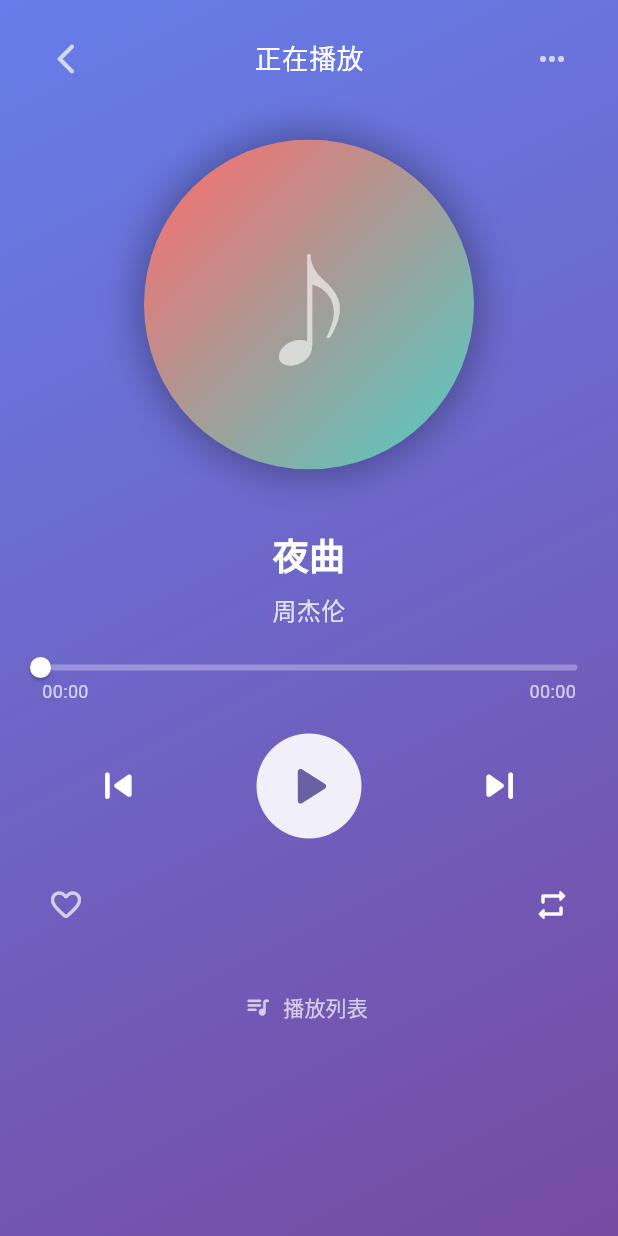
After one commit to lalaxyv/FlutterTest, a Flutter app: the PlayerOldView screen opened directly, on a phone screen of 412 x 824 dp. The commit adds this screen. Run offline on Flutter 3.47's test engine with Material 3 defaults, Android fonts, the phone set to English and light mode, and no system bars; our stand-ins replace dio, get, just_audio; accounts and stored records are empty; network calls fail.

Commit message:
专辑图片动态显示

```diff
--- a/lib/app/modules/home/home_view.dart
+++ b/lib/app/modules/home/home_view.dart
@@ -87,12 +87,12 @@ class HomeView extends GetView<HomeController> {
               ),
               BottomNavigationBarItem(
                 icon: Icon(Icons.person_outline_rounded), // 未选中时的图标
-                label: '我的', // 标签文本
+                label: 'About', // 标签文本
                 activeIcon: Icon(Icons.person_rounded), // 选中时的图标 (可选)
               ),
               BottomNavigationBarItem(
                 icon: Icon(Icons.play_circle), // 未选中时的图标
-                label: '播放器', // 标签文本
+                label: 'Music', // 标签文本
                 activeIcon: Icon(Icons.person_rounded), // 选中时的图标 (可选)
               ),
             ],
--- a/lib/app/modules/login/login_controller.dart
+++ b/lib/app/modules/login/login_controller.dart
@@ -87,7 +87,7 @@ class LoginController extends GetxController {
         Get.snackbar(
           '登录成功',
           '欢迎回来, ${user.username}!',
-          snackPosition: SnackPosition.BOTTOM,
+          snackPosition: SnackPosition.TOP,
           backgroundColor: Colors.green,
           colorText: Colors.white,
         );
--- a/lib/app/modules/player/player_controller.dart
+++ b/lib/app/modules/player/player_controller.dart
@@ -3,6 +3,7 @@
 // 它将负责管理播放器的所有状态和业务逻辑，
 // 例如播放/暂停、切换歌曲、管理播放列表、更新进度条等。
 
+import 'package:flutter/animation.dart';
 import 'package:get/get.dart'; // 导入 GetX 包
 import 'package:just_audio/just_audio.dart'; // 导入 just_audio 包
 import '../../data/models/song_model.dart'; // 导入歌曲模型
@@ -11,8 +12,8 @@ import 'dart:math';
 // 定义播放模式的枚举
 enum PlayMode { single, loop, shuffle }
 
-// PlayerController 类继承自 GetxController
-class PlayerController extends GetxController {
+// PlayerController 类继承自 GetxController，并混入 GetSingleTickerProviderStateMixin 以提供 Ticker
+class PlayerController extends GetxController with GetSingleTickerProviderStateMixin {
   // --- 响应式状态变量 ---
 
   // 播放器是否正在播放
@@ -35,17 +36,29 @@ class PlayerController extends GetxController {
   // just_audio 播放器实例
   final _audioPlayer = AudioPlayer();
 
+  // 专辑封面旋转动画的控制器
+  late final AnimationController albumArtAnimationController;
+
   // onInit 是 GetxController 的生命周期方法，在控制器初始化时调用。
   @override
   void onInit() {
     super.onInit(); // 调用父类的 onInit 方法
+
+    // 初始化动画控制器
+    albumArtAnimationController = AnimationController(
+      vsync: this, // 使用 GetSingleTickerProviderStateMixin 提供的 Ticker
+      duration: const Duration(seconds: 20), // 旋转一周的时间
+    );
+
     _loadMockPlaylist(); // 加载模拟播放列表
     _listenToPlayerState(); // 监听播放器状态变化
+    _listenToAnimation(); // 监听播放状态以控制动画
   }
 
   // onClose 是 GetxController 的生命周期方法，在控制器销毁前调用。
   @override
   void onClose() {
+    albumArtAnimationController.dispose(); // 销毁动画控制器
     _audioPlayer.dispose(); // 释放音频播放器资源
     super.onClose(); // 调用父类的 onClose 方法
   }
@@ -60,26 +73,40 @@ class PlayerController extends GetxController {
           title: '夜曲',
           artist: '周杰伦',
           duration: const Duration(minutes: 3, seconds: 45),
-          albumArtUrl: '',
+          albumArtUrl:
+              'https://links.jianshu.com/go?to=https%3A%2F%2Fupload-images.jianshu.io%2Fupload_images%2F5809200-a99419bb94924e6d.jpg%3FimageMogr2%2Fauto-orient%2Fstrip%257CimageView2%2F2%2Fw%2F1240',
           audioUrl: 'https://www.soundhelix.com/examples/mp3/SoundHelix-Song-1.mp3'),
       SongModel(
           id: '2',
           title: '稻香',
           artist: '周杰伦',
           duration: const Duration(minutes: 3, seconds: 21),
-          albumArtUrl: '',
+          albumArtUrl:
+              'https://links.jianshu.com/go?to=https%3A%2F%2Fupload-images.jianshu.io%2Fupload_images%2F5809200-48dd99da471ffa3f.jpg%3FimageMogr2%2Fauto-orient%2Fstrip%257CimageView2%2F2%2Fw%2F1240',
           audioUrl: 'https://www.soundhelix.com/examples/mp3/SoundHelix-Song-2.mp3'),
       SongModel(
           id: '3',
           title: '青花瓷',
           artist: '周杰伦',
           duration: const Duration(minutes: 3, seconds: 58),
-          albumArtUrl: '',
+          albumArtUrl:
+              'https://links.jianshu.com/go?to=https%3A%2F%2Fupload-images.jianshu.io%2Fupload_images%2F5809200-03bbbd715c24750e.jpg%3FimageMogr2%2Fauto-orient%2Fstrip%257CimageView2%2F2%2Fw%2F1240',
           audioUrl: 'https://www.soundhelix.com/examples/mp3/SoundHelix-Song-3.mp3'),
     ]);
     if (playlist.isNotEmpty) {
       selectSong(playlist.first, autoPlay: false); // 默认加载第一首歌，但不自动播放
     }
+  }
+
+  // 监听播放状态以控制封面旋转动画
+  void _listenToAnimation() {
+    isPlaying.listen((playing) {
+      if (playing) {
+        albumArtAnimationController.repeat(); // 如果在播放，则重复动画
+      } else {
+        albumArtAnimationController.stop(); // 如果暂停，则停止动画
+      }
+    });
   }
 
   // 监听播放器状态
@@ -150,6 +177,7 @@ class PlayerController extends GetxController {
   // 从播放列表选择一首歌
   Future<void> selectSong(SongModel song, {bool autoPlay = true}) async {
     currentSong.value = song;
+    albumArtAnimationController.reset(); // 切换歌曲时重置动画
     try {
       // 从 URL 设置音频源
       await _audioPlayer.setUrl(song.audioUrl);
--- /dev/null
+++ b/lib/app/modules/player/player_view_old.dart
@@ -0,0 +1,318 @@
+// lib/app/modules/player/player_view.dart
+// 这是播放器模块的视图 (View)。
+// 它负责展示播放器的 UI 界面，并将用户的交互事件传递给控制器。
+
+import 'dart:ui'; // 导入 dart:ui 以使用 ImageFilter
+import 'package:flutter/material.dart'; // 导入 Flutter 的 Material UI 包
+import 'package:get/get.dart'; // 导入 GetX 包
+
+import './player_controller.dart'; // 导入当前模块的控制器
+import '../../data/models/song_model.dart'; // 导入歌曲模型
+
+// PlayerView 类继承自 GetView<PlayerController>，方便访问控制器。
+class PlayerOldView extends GetView<PlayerController> {
+  const PlayerOldView({Key? key}) : super(key: key);
+
+  // build 方法描述了如何构建这个 Widget 的 UI
+  @override
+  Widget build(BuildContext context) {
+    // 使用 Scaffold 作为页面的基本骨架
+    return Scaffold(
+      // 使用 Stack 布局来叠加背景和播放器内容
+      body: Stack(
+        children: [
+          // 1. 背景层: 一个覆盖整个屏幕的线性渐变
+          _buildBackground(),
+
+          // 2. 内容层: 播放器的所有 UI 元素
+          SafeArea(
+            // 使用 SafeArea 避免内容与系统 UI (如状态栏) 重叠
+            child: Padding(
+              padding: const EdgeInsets.symmetric(horizontal: 20.0, vertical: 15.0),
+              child: Column(
+                children: [
+                  // 自定义 AppBar/Header
+                  _buildPlayerHeader(),
+                  const SizedBox(height: 30),
+
+                  // 专辑封面
+                  _buildAlbumArt(),
+                  const SizedBox(height: 40),
+
+                  // 歌曲信息
+                  _buildSongInfo(),
+                  const SizedBox(height: 20),
+
+                  // 进度条
+                  _buildProgressBar(),
+                  const SizedBox(height: 20),
+
+                  // 控制按钮
+                  _buildControls(),
+                  const SizedBox(height: 20),
+
+                  // 音量控制和模式切换
+                  _buildExtraControls(),
+                  const SizedBox(height: 20),
+
+                  // 播放列表切换按钮
+                  _buildPlaylistToggle(),
+
+                  // 播放列表
+                  _buildPlaylist(),
+                ],
+              ),
+            ),
+          ),
+        ],
+      ),
+    );
+  }
+
+  // 私有辅助方法，用于构建背景
+  Widget _buildBackground() {
+    return Container(
+      // 设置 decoration 来实现渐变背景
+      decoration: const BoxDecoration(
+        gradient: LinearGradient(
+          colors: [Color(0xFF667EEA), Color(0xFF764BA2)], // 对应 HTML 中的颜色
+          begin: Alignment.topLeft, // 渐变开始于左上角
+          end: Alignment.bottomRight, // 渐变结束于右下角
+        ),
+      ),
+    );
+  }
+
+  // 私有辅助方法，用于构建播放器的头部
+  Widget _buildPlayerHeader() {
+    return Row(
+      mainAxisAlignment: MainAxisAlignment.spaceBetween,
+      children: [
+        IconButton(
+          icon: const Icon(Icons.arrow_back_ios_new_rounded, color: Colors.white70),
+          onPressed: () => Get.back(),
+        ),
+        const Text(
+          '正在播放',
+          style: TextStyle(color: Colors.white, fontSize: 18, fontWeight: FontWeight.w300),
+        ),
+        IconButton(
+          icon: const Icon(Icons.more_horiz_rounded, color: Colors.white70),
+          onPressed: () {},
+        ),
+      ],
+    );
+  }
+
+  // 私有辅助方法，用于构建专辑封面
+  Widget _buildAlbumArt() {
+    // TODO: 将来用 RotationTransition 和 AnimationController 实现旋转动画
+    return Container(
+      width: 220,
+      height: 220,
+      decoration: BoxDecoration(
+        shape: BoxShape.circle,
+        boxShadow: [
+          BoxShadow(
+            color: Colors.black.withOpacity(0.3),
+            blurRadius: 20,
+            spreadRadius: 5,
+          )
+        ],
+      ),
+      child: ClipOval(
+        // TODO: 使用 Obx 监听 controller.currentSong.value?.albumArtUrl 并显示 NetworkImage
+        child: Container(
+          // 临时的占位符
+          decoration: const BoxDecoration(
+            gradient: LinearGradient(
+              colors: [Color(0xFFFF6B6B), Color(0xFF4ECDC4)],
+              begin: Alignment.topLeft,
+              end: Alignment.bottomRight,
+            ),
+          ),
+          child: Center(
+            child: Text(
+              '♪',
+              style: TextStyle(fontSize: 80, color: Colors.white.withOpacity(0.6)),
+            ),
+          ),
+        ),
+      ),
+    );
+  }
+
+  // 私有辅助方法，用于构建歌曲信息部分
+  Widget _buildSongInfo() {
+    return Obx(() => Column(
+          children: [
+            Text(
+              controller.currentSong.value?.title ?? '未知歌曲',
+              textAlign: TextAlign.center,
+              style: const TextStyle(color: Colors.white, fontSize: 24, fontWeight: FontWeight.bold),
+            ),
+            const SizedBox(height: 8),
+            Text(
+              controller.currentSong.value?.artist ?? '未知艺术家',
+              textAlign: TextAlign.center,
+              style: TextStyle(color: Colors.white.withOpacity(0.8), fontSize: 16),
+            ),
+          ],
+        ));
+  }
+
+  // 私有辅助方法，用于构建进度条部分
+  Widget _buildProgressBar() {
+    return Obx(() {
+      final position = controller.progress.value;
+      final total = controller.totalDuration.value;
+
+      String formatDuration(Duration d) {
+        if (d.inHours > 0) return d.toString().split('.').first.padLeft(8, "0");
+        return d.toString().split('.').first.substring(2).padLeft(5, "0");
+      }
+
+      return Column(
+        children: [
+          SliderTheme(
+            data: SliderTheme.of(Get.context!).copyWith(
+              trackHeight: 4.0,
+              activeTrackColor: Colors.white,
+              inactiveTrackColor: Colors.white.withOpacity(0.3),
+              thumbShape: const RoundSliderThumbShape(enabledThumbRadius: 7.0),
+              thumbColor: Colors.white,
+              overlayShape: SliderComponentShape.noOverlay,
+            ),
+            child: Slider(
+              min: 0.0,
+              max: total.inSeconds.toDouble() + 0.1, // +0.1 避免 max <= min 的错误
+              value: position.inSeconds.toDouble().clamp(0.0, total.inSeconds.toDouble()),
+              onChanged: (value) {
+                controller.seek(Duration(seconds: value.toInt()));
+              },
+            ),
+          ),
+          Padding(
+            padding: const EdgeInsets.symmetric(horizontal: 8.0),
+            child: Row(
+              mainAxisAlignment: MainAxisAlignment.spaceBetween,
+              children: [
+                Text(formatDuration(position), style: TextStyle(color: Colors.white.withOpacity(0.7), fontSize: 12)),
+                Text(formatDuration(total), style: TextStyle(color: Colors.white.withOpacity(0.7), fontSize: 12)),
+              ],
+            ),
+          ),
+        ],
+      );
+    });
+  }
+
+  // 私有辅助方法，用于构建控制按钮
+  Widget _buildControls() {
+    return Row(
+      mainAxisAlignment: MainAxisAlignment.spaceAround,
+      children: [
+        IconButton(
+          icon: const Icon(Icons.skip_previous_rounded, color: Colors.white, size: 35),
+          onPressed: controller.previousSong,
+        ),
+        Obx(() => Container(
+              width: 70,
+              height: 70,
+              decoration: BoxDecoration(
+                shape: BoxShape.circle,
+                color: Colors.white.withOpacity(0.9),
+              ),
+              child: IconButton(
+                icon: Icon(
+                  controller.isPlaying.value ? Icons.pause_rounded : Icons.play_arrow_rounded,
+                  color: const Color(0xFF6A61A2),
+                  size: 45,
+                ),
+                onPressed: controller.playPause,
+              ),
+            )),
+        IconButton(
+          icon: const Icon(Icons.skip_next_rounded, color: Colors.white, size: 35),
+          onPressed: controller.nextSong,
+        ),
+      ],
+    );
+  }
+
+  // 私有辅助方法，用于构建音量和模式控制
+  Widget _buildExtraControls() {
+    return Row(
+      mainAxisAlignment: MainAxisAlignment.spaceBetween,
+      children: [
+        IconButton(
+          icon: const Icon(Icons.favorite_border_rounded, color: Colors.white70),
+          onPressed: () {},
+        ),
+        Obx(() {
+          IconData modeIcon;
+          switch (controller.playMode.value) {
+            case PlayMode.loop:
+              modeIcon = Icons.repeat_rounded;
+              break;
+            case PlayMode.single:
+              modeIcon = Icons.repeat_one_rounded;
+              break;
+            case PlayMode.shuffle:
+              modeIcon = Icons.shuffle_rounded;
+              break;
+          }
+          return IconButton(
+            icon: Icon(modeIcon, color: Colors.white),
+            onPressed: controller.togglePlayMode,
+          );
+        }),
+      ],
+    );
+  }
+
+  // 私有辅助方法，用于构建播放列表切换按钮
+  Widget _buildPlaylistToggle() {
+    return TextButton.icon(
+      icon: const Icon(Icons.queue_music_rounded, color: Colors.white70),
+      label: const Text("播放列表", style: TextStyle(color: Colors.white70)),
+      onPressed: controller.togglePlaylistVisibility,
+    );
+  }
+
+  // 私有辅助方法，用于构建播放列表
+  Widget _buildPlaylist() {
+    return Obx(() => AnimatedSize(
+          duration: const Duration(milliseconds: 300),
+          child: controller.isPlaylistVisible.value
+              ? Container(
+                  height: 200, // 给一个固定高度
+                  decoration: BoxDecoration(
+                    color: Colors.black.withOpacity(0.1),
+                    borderRadius: BorderRadius.circular(15.0),
+                  ),
+                  child: Obx(() => ListView.builder(
+                        padding: const EdgeInsets.all(8.0),
+                        itemCount: controller.playlist.length,
+                        itemBuilder: (context, index) {
+                          final song = controller.playlist[index];
+                          final bool isActive = controller.currentSong.value?.id == song.id;
+                          return ListTile(
+                            title: Text(song.title,
+                                style:
+                                    TextStyle(color: isActive ? Colors.amberAccent : Colors.white, fontWeight: isActive ? FontWeight.bold : FontWeight.normal),
+                                maxLines: 1),
+                            subtitle: Text(song.artist, style: TextStyle(color: Colors.white.withOpacity(0.7))),
+                            trailing: Text(song.formattedDuration, style: TextStyle(color: Colors.white.withOpacity(0.7), fontSize: 12)),
+                            onTap: () => controller.selectSong(song),
+                            selected: isActive,
+                            selectedTileColor: Colors.white.withOpacity(0.15),
+                            shape: RoundedRectangleBorder(borderRadius: BorderRadius.circular(10.0)),
+                          );
+                        },
+                      )),
+                )
+              : const SizedBox.shrink(),
+        ));
+  }
+}
```
Also changed, not shown: lib/app/modules/player/player_view.dart (+167 -71 lines).
